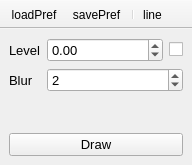
First picture: the form in UIs/nContours.ui, repository NeutrinoToolkit/Neutrino, before the edit.
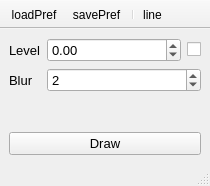
Second picture: the form after the edit. Icons and pictures are not drawn.

Commit message: nContour ui revisited

Diff of the .ui file:
```diff
--- a/UIs/nContours.ui
+++ b/UIs/nContours.ui
@@ -6,8 +6,8 @@
    <rect>
     <x>0</x>
     <y>0</y>
-    <width>192</width>
-    <height>165</height>
+    <width>210</width>
+    <height>186</height>
    </rect>
   </property>
   <property name="windowTitle">
@@ -52,6 +52,9 @@
            <pointsize>10</pointsize>
           </font>
          </property>
+         <property name="maximum">
+          <number>9999</number>
+         </property>
          <property name="value">
           <number>2</number>
          </property>
@@ -172,6 +175,13 @@
    <addaction name="separator"/>
    <addaction name="actionLine"/>
   </widget>
+  <widget class="QStatusBar" name="statusBar">
+   <property name="font">
+    <font>
+     <pointsize>10</pointsize>
+    </font>
+   </property>
+  </widget>
   <action name="actionLoadPref">
    <property name="icon">
     <iconset resource="../../neutrino-build/src/icons.qrc">
```
The commit also changes 1 other file.
